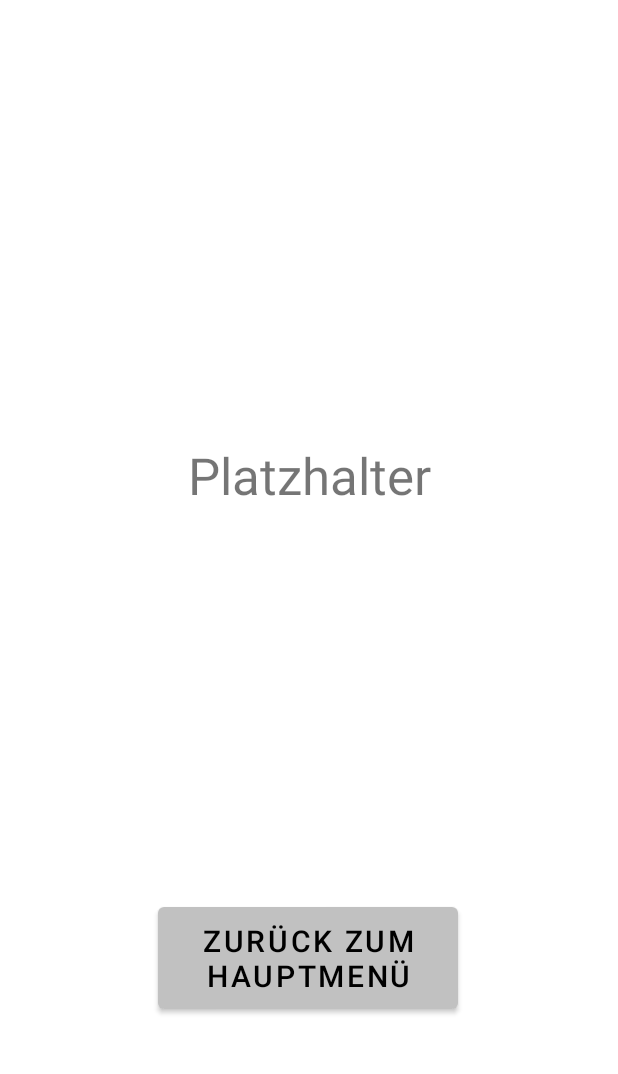
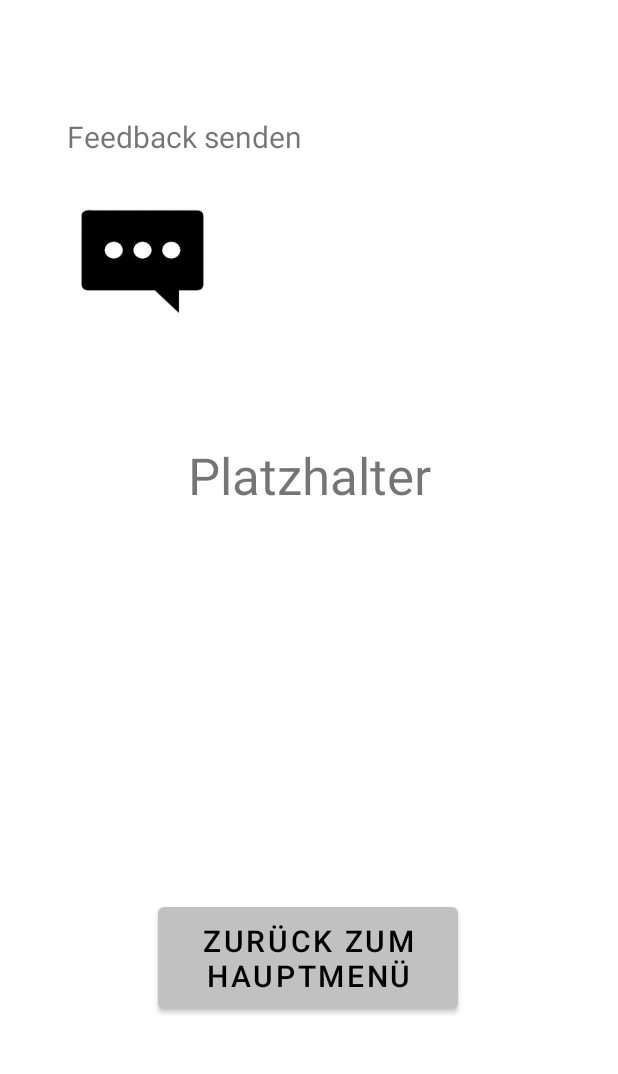
Before and after one commit to dragonaf3/koenig-der-schluecke, an Android app: the Einstellungen screen opened directly, with no data from a screen before it, on a phone screen of 412 x 824 dp, the part 143-1217 px from its top. Run offline under Robolectric (Android 15) with nearby library versions, the phone set to English and light mode, and no system bars.

Commit message:
Feedback Seite erstellt

```diff
--- a/app/src/main/java/com/example/koenigderschluecke/Einstellungen.java
+++ b/app/src/main/java/com/example/koenigderschluecke/Einstellungen.java
@@ -4,6 +4,7 @@ import android.content.Intent;
 import android.os.Bundle;
 import android.view.View;
 import android.widget.Button;
+import android.widget.ImageButton;
 
 import androidx.appcompat.app.AppCompatActivity;
 
@@ -15,11 +16,19 @@ public class Einstellungen extends AppCompatActivity {
         setContentView(R.layout.einstellungen);
 
         Button zurueckZumHauptmenueButton = findViewById(R.id.buttonZurueckZumHauptmenueEinstellungenSeite);
+        ImageButton zumFeedbackButton = findViewById(R.id.imageButtonFeedback);
 
         zurueckZumHauptmenueButton.setOnClickListener(new View.OnClickListener() {
             @Override
             public void onClick(View v) {
                 onZurueckZumHauptmenue(v);
+            }
+        });
+
+        zumFeedbackButton.setOnClickListener(new View.OnClickListener() {
+            @Override
+            public void onClick(View v) {
+                onZumFeedback(v);
             }
         });
     }
@@ -28,4 +37,9 @@ public class Einstellungen extends AppCompatActivity {
         Intent intent = new Intent(this, MainActivity.class);
         startActivity(intent);
     }
+
+    private void onZumFeedback(View view) {
+        Intent intent = new Intent(this, Feedback.class);
+        startActivity(intent);
+    }
 }
--- a/app/src/main/res/layout/einstellungen.xml
+++ b/app/src/main/res/layout/einstellungen.xml
@@ -1,6 +1,7 @@
 <?xml version="1.0" encoding="utf-8"?>
 <androidx.constraintlayout.widget.ConstraintLayout xmlns:android="http://schemas.android.com/apk/res/android"
     xmlns:app="http://schemas.android.com/apk/res-auto"
+    xmlns:tools="http://schemas.android.com/tools"
     android:id="@+id/einstellungen"
     android:layout_width="match_parent"
     android:layout_height="match_parent">
@@ -53,4 +54,34 @@
         app:layout_constraintHorizontal_bias="0.0"
         app:layout_constraintStart_toStartOf="parent"
         app:layout_constraintTop_toTopOf="parent" />
+
+    <ImageButton
+        android:id="@+id/imageButtonFeedback"
+        android:layout_width="98dp"
+        android:layout_height="83dp"
+        android:layout_marginStart="45dp"
+        android:layout_marginTop="6dp"
+        android:layout_marginEnd="268dp"
+        android:layout_marginBottom="68dp"
+        android:background="@drawable/feedback"
+        android:contentDescription="@string/description_button_zum_senden_des_feedbacks"
+        app:layout_constraintBottom_toTopOf="@+id/platzhalter2"
+        app:layout_constraintEnd_toEndOf="parent"
+        app:layout_constraintStart_toStartOf="parent"
+        app:layout_constraintTop_toBottomOf="@+id/ueberschriftButtonFeedback" />
+
+    <TextView
+        android:id="@+id/ueberschriftButtonFeedback"
+        android:layout_width="wrap_content"
+        android:layout_height="wrap_content"
+        android:layout_marginStart="44dp"
+        android:layout_marginTop="64dp"
+        android:layout_marginEnd="210dp"
+        android:layout_marginBottom="6dp"
+        android:text="@string/feedback_senden_button_ueberschrift"
+        android:textSize="20sp"
+        app:layout_constraintBottom_toTopOf="@+id/imageButtonFeedback"
+        app:layout_constraintEnd_toEndOf="parent"
+        app:layout_constraintStart_toStartOf="parent"
+        app:layout_constraintTop_toBottomOf="@+id/einstellungenUeberschrift" />
 </androidx.constraintlayout.widget.ConstraintLayout>
--- a/app/src/main/res/values/strings.xml
+++ b/app/src/main/res/values/strings.xml
@@ -13,4 +13,8 @@
     <string name="hello_blank_fragment">Hello blank fragment</string>
     <string name="ein_bild_von_einem_bier">Ein Bild von einem Bier</string>
     <string name="zurueck_zum_hauptmen">Zurück zum Hauptmenü</string>
+    <string name="feedbackSenden">Senden</string>
+    <string name="trage_hier_dein_feedback_ein">Trage hier dein Feedback ein:</string>
+    <string name="feedback_senden_button_ueberschrift">Feedback senden</string>
+    <string name="description_button_zum_senden_des_feedbacks">Button zum Senden des Feedbacks</string>
 </resources>
```
Also changed, not shown: app/src/main/AndroidManifest.xml (+8 -6 lines), app/src/main/java/com/example/koenigderschluecke/Feedback.java (added, +59 -0 lines), app/src/main/res/layout/feedback.xml (added, +95 -0 lines), app/src/main/res/drawable/feedback.webp (added).
